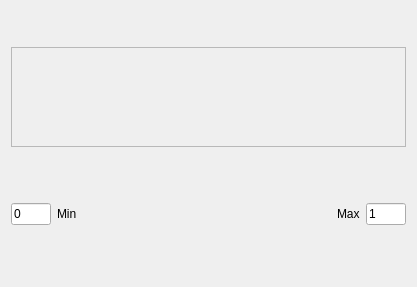
Before: the Qt Designer form ui/Ui_threshold_widget.ui in fuslab-uofu/UCAIR3D, drawn with Qt 5.
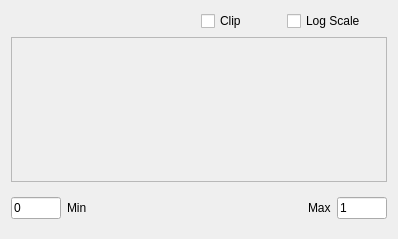
After: the same form once the commit is applied.

Patch:
```diff
--- a/ui/Ui_threshold_widget.ui
+++ b/ui/Ui_threshold_widget.ui
@@ -6,18 +6,97 @@
    <rect>
     <x>0</x>
     <y>0</y>
-    <width>417</width>
-    <height>287</height>
+    <width>398</width>
+    <height>239</height>
    </rect>
   </property>
   <property name="windowTitle">
    <string>Frame</string>
   </property>
+  <property name="styleSheet">
+   <string notr="true"/>
+  </property>
   <layout class="QVBoxLayout" name="verticalLayout">
+   <item>
+    <layout class="QHBoxLayout" name="histogram_buttons_layout">
+     <item>
+      <spacer name="horizontalSpacer_2">
+       <property name="orientation">
+        <enum>Qt::Horizontal</enum>
+       </property>
+       <property name="sizeHint" stdset="0">
+        <size>
+         <width>40</width>
+         <height>20</height>
+        </size>
+       </property>
+      </spacer>
+     </item>
+     <item>
+      <widget class="QCheckBox" name="clip_checkbox">
+       <property name="minimumSize">
+        <size>
+         <width>80</width>
+         <height>0</height>
+        </size>
+       </property>
+       <property name="maximumSize">
+        <size>
+         <width>80</width>
+         <height>16777215</height>
+        </size>
+       </property>
+       <property name="font">
+        <font>
+         <family>Segoe UI</family>
+         <pointsize>9</pointsize>
+        </font>
+       </property>
+       <property name="text">
+        <string>Clip</string>
+       </property>
+      </widget>
+     </item>
+     <item>
+      <widget class="QCheckBox" name="log_scale_checkbox">
+       <property name="sizePolicy">
+        <sizepolicy hsizetype="Minimum" vsizetype="Fixed">
+         <horstretch>0</horstretch>
+         <verstretch>0</verstretch>
+        </sizepolicy>
+       </property>
+       <property name="minimumSize">
+        <size>
+         <width>100</width>
+         <height>0</height>
+        </size>
+       </property>
+       <property name="maximumSize">
+        <size>
+         <width>100</width>
+         <height>16777215</height>
+        </size>
+       </property>
+       <property name="font">
+        <font>
+         <family>Segoe UI</family>
+         <pointsize>9</pointsize>
+        </font>
+       </property>
+       <property name="text">
+        <string>Log Scale</string>
+       </property>
+       <property name="checkable">
+        <bool>true</bool>
+       </property>
+      </widget>
+     </item>
+    </layout>
+   </item>
    <item>
     <widget class="QFrame" name="plot_frame">
      <property name="sizePolicy">
-      <sizepolicy hsizetype="Minimum" vsizetype="Maximum">
+      <sizepolicy hsizetype="Minimum" vsizetype="Minimum">
        <horstretch>0</horstretch>
        <verstretch>0</verstretch>
       </sizepolicy>
@@ -25,15 +104,15 @@
      <property name="minimumSize">
       <size>
        <width>100</width>
-       <height>0</height>
-      </size>
-     </property>
-     <property name="maximumSize">
-      <size>
-       <width>16777215</width>
        <height>100</height>
       </size>
      </property>
+     <property name="maximumSize">
+      <size>
+       <width>16777215</width>
+       <height>16777215</height>
+      </size>
+     </property>
      <property name="frameShape">
       <enum>QFrame::StyledPanel</enum>
      </property>
@@ -67,13 +146,13 @@
      <property name="minimumSize">
       <size>
        <width>100</width>
-       <height>50</height>
+       <height>0</height>
       </size>
      </property>
      <property name="maximumSize">
       <size>
        <width>1677215</width>
-       <height>50</height>
+       <height>16777215</height>
       </size>
      </property>
      <layout class="QHBoxLayout" name="horizontalLayout_2">
@@ -93,10 +172,16 @@
         </property>
         <property name="maximumSize">
          <size>
-          <width>40</width>
+          <width>50</width>
           <height>16777215</height>
          </size>
         </property>
+        <property name="font">
+         <font>
+          <family>Segoe UI</family>
+          <pointsize>9</pointsize>
+         </font>
+        </property>
         <property name="text">
          <string>0</string>
         </property>
@@ -104,6 +189,12 @@
       </item>
       <item>
        <widget class="QLabel" name="label">
+        <property name="font">
+         <font>
+          <family>Segoe UI</family>
+          <pointsize>9</pointsize>
+         </font>
+        </property>
         <property name="text">
          <string>Min</string>
         </property>
@@ -124,6 +215,12 @@
       </item>
       <item>
        <widget class="QLabel" name="label_2">
+        <property name="font">
+         <font>
+          <family>Segoe UI</family>
+          <pointsize>9</pointsize>
+         </font>
+        </property>
         <property name="text">
          <string>Max</string>
         </property>
@@ -139,10 +236,16 @@
         </property>
         <property name="maximumSize">
          <size>
-          <width>40</width>
+          <width>50</width>
           <height>16777215</height>
          </size>
         </property>
+        <property name="font">
+         <font>
+          <family>Segoe UI</family>
+          <pointsize>9</pointsize>
+         </font>
+        </property>
         <property name="text">
          <string>1</string>
         </property>
```
